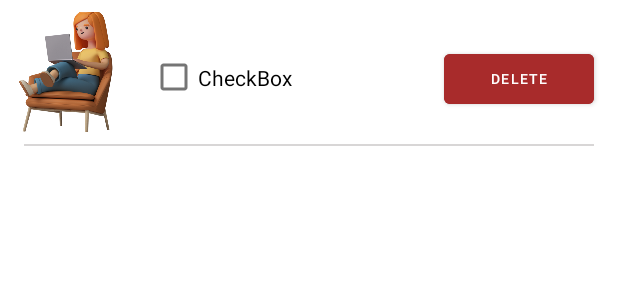
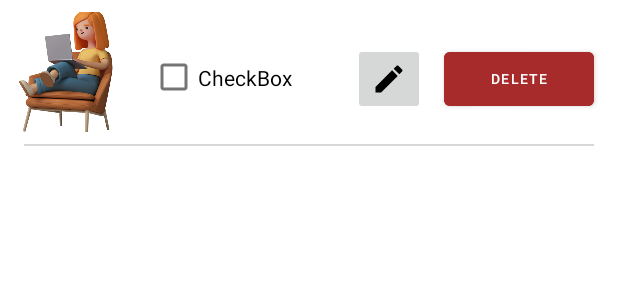
Before and after one commit to IT21298912/Job_portal_MAD, an Android app: the layout job_item.xml on its own in the app's theme, with its tools: preview values and no code run, on a phone screen of 412 x 824 dp. Shown: the top 300 px of the screen. Run offline under Robolectric (Android 15) with nearby library versions, the light colour scheme and no system bars.

Commit message:
new project

```diff
--- a/app/build.gradle
+++ b/app/build.gradle
@@ -45,6 +45,8 @@ dependencies {
     implementation 'com.google.android.material:material:1.6.1'
     implementation 'androidx.constraintlayout:constraintlayout:2.1.4'
     implementation 'androidx.room:room-common:2.5.1'
+    implementation 'androidx.navigation:navigation-fragment-ktx:2.5.3'
+    implementation 'androidx.navigation:navigation-ui-ktx:2.5.3'
     testImplementation 'junit:junit:4.13.2'
     androidTestImplementation 'androidx.test.ext:junit:1.1.3'
     androidTestImplementation 'androidx.test.espresso:espresso-core:3.4.0'
--- /dev/null
+++ b/app/src/main/res/drawable/baseline_edit_24.xml
@@ -0,0 +1,5 @@
+<vector android:height="24dp" android:tint="#000000"
+    android:viewportHeight="24" android:viewportWidth="24"
+    android:width="24dp" xmlns:android="http://schemas.android.com/apk/res/android">
+    <path android:fillColor="@android:color/white" android:pathData="M3,17.25V21h3.75L17.81,9.94l-3.75,-3.75L3,17.25zM20.71,7.04c0.39,-0.39 0.39,-1.02 0,-1.41l-2.34,-2.34c-0.39,-0.39 -1.02,-0.39 -1.41,0l-1.83,1.83 3.75,3.75 1.83,-1.83z"/>
+</vector>
--- a/app/src/main/res/layout/job_item.xml
+++ b/app/src/main/res/layout/job_item.xml
@@ -1,13 +1,13 @@
 <?xml version="1.0" encoding="utf-8"?>
 <androidx.constraintlayout.widget.ConstraintLayout xmlns:android="http://schemas.android.com/apk/res/android"
+    xmlns:app="http://schemas.android.com/apk/res-auto"
     xmlns:tools="http://schemas.android.com/tools"
     android:layout_width="match_parent"
     android:layout_height="wrap_content"
-    xmlns:app="http://schemas.android.com/apk/res-auto"
-    android:paddingTop="8dp"
     android:layout_marginHorizontal="8dp"
     android:background="@color/white"
-    android:foreground="?android:attr/selectableItemBackground">
+    android:foreground="?android:attr/selectableItemBackground"
+    android:paddingTop="8dp">
 
     <com.google.android.material.imageview.ShapeableImageView
         android:id="@+id/title_image"
@@ -15,10 +15,10 @@
         android:layout_height="80dp"
         android:adjustViewBounds="true"
         android:scaleType="centerCrop"
+        android:src="@drawable/women2"
         app:layout_constraintStart_toStartOf="parent"
         app:layout_constraintTop_toTopOf="parent"
-        android:src="@drawable/women2"
-        app:shapeAppearanceOverlay="@style/RoundCorner"/>
+        app:shapeAppearanceOverlay="@style/RoundCorner" />
 
     <View
         android:id="@+id/view3"
@@ -34,19 +34,20 @@
     <Button
         android:id="@+id/deladmin"
         android:layout_width="100dp"
-        android:layout_height="45dp"
+        android:layout_height="48dp"
         android:layout_marginEnd="8dp"
         android:backgroundTint="@color/delete"
         android:text="@string/addcheck"
         android:textSize="9dp"
         app:layout_constraintBottom_toBottomOf="parent"
         app:layout_constraintEnd_toEndOf="parent"
-        app:layout_constraintTop_toTopOf="parent" />
+        app:layout_constraintTop_toTopOf="parent"
+        tools:ignore="TextSizeCheck" />
 
     <CheckBox
         android:id="@+id/appjoc2"
-        android:layout_width="168dp"
-        android:layout_height="71dp"
+        android:layout_width="122dp"
+        android:layout_height="70dp"
         android:layout_marginStart="12dp"
         android:layout_marginTop="12dp"
         android:layout_marginBottom="13dp"
@@ -55,5 +56,18 @@
         app:layout_constraintStart_toEndOf="@+id/title_image"
         app:layout_constraintTop_toTopOf="parent" />
 
+    <ImageButton
+        android:id="@+id/btn_Edit"
+        android:layout_width="wrap_content"
+        android:layout_height="wrap_content"
+        android:minHeight="48dp"
+        android:src="@drawable/baseline_edit_24"
+        app:layout_constraintBottom_toBottomOf="parent"
+        app:layout_constraintEnd_toStartOf="@+id/deladmin"
+        app:layout_constraintStart_toEndOf="@+id/appjoc2"
+        app:layout_constraintTop_toTopOf="parent"
+        tools:ignore="SpeakableTextPresentCheck"
+        tools:src="@drawable/baseline_edit_24" />
+
 
 </androidx.constraintlayout.widget.ConstraintLayout>
```
Also changed, not shown: app/src/main/java/com/example/bottomnavyt/UpdateFragment.kt (added, +21 -0 lines), app/src/main/res/layout/fragment_update.xml (added, +63 -0 lines).
